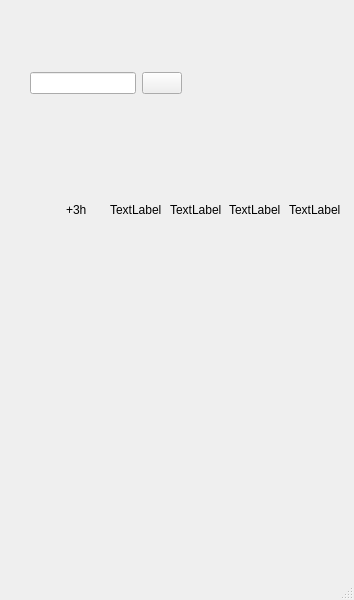
The window that exam/2023_Q4/WeatherApi/mainwindow.ui (pha06ntom/DevPyQt) describes before a commit, drawn with Qt 5.
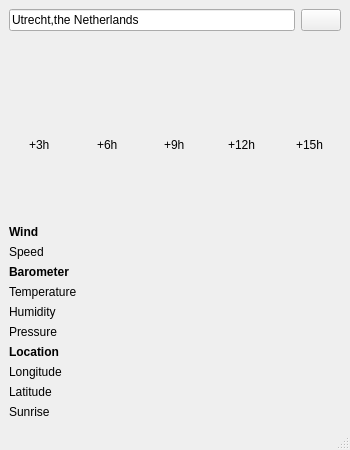
The same window after the commit. Icons and pictures are not drawn.

Commit message: added WeatherAPI app

```diff
--- a/exam/2023_Q4/WeatherApi/mainwindow.ui
+++ b/exam/2023_Q4/WeatherApi/mainwindow.ui
@@ -6,49 +6,109 @@
    <rect>
     <x>0</x>
     <y>0</y>
-    <width>354</width>
-    <height>600</height>
+    <width>350</width>
+    <height>450</height>
    </rect>
   </property>
+  <property name="sizePolicy">
+   <sizepolicy hsizetype="Fixed" vsizetype="Fixed">
+    <horstretch>0</horstretch>
+    <verstretch>0</verstretch>
+   </sizepolicy>
+  </property>
   <property name="windowTitle">
    <string>MainWindow</string>
   </property>
   <widget class="QWidget" name="centralwidget">
-   <widget class="QWidget" name="gridLayoutWidget">
-    <property name="geometry">
-     <rect>
-      <x>50</x>
-      <y>190</y>
-      <width>293</width>
-      <height>111</height>
-     </rect>
-    </property>
+   <layout class="QVBoxLayout" name="verticalLayout">
+    <item>
+     <layout class="QHBoxLayout" name="horizontalLayout">
+      <item>
+       <widget class="QLineEdit" name="lineEdit">
+        <property name="text">
+         <string>Utrecht,the Netherlands</string>
+        </property>
+       </widget>
+      </item>
+      <item>
+       <widget class="QPushButton" name="pushButton">
+        <property name="text">
+         <string/>
+        </property>
+        <property name="icon">
+         <iconset>
+          <normaloff>images/arrow-circle-225.png</normaloff>images/arrow-circle-225.png</iconset>
+        </property>
+       </widget>
+      </item>
+     </layout>
+    </item>
+    <item>
+     <layout class="QHBoxLayout" name="horizontalLayout_2">
+      <item>
+       <widget class="QLabel" name="weatherIcon">
+        <property name="sizePolicy">
+         <sizepolicy hsizetype="Maximum" vsizetype="Preferred">
+          <horstretch>0</horstretch>
+          <verstretch>0</verstretch>
+         </sizepolicy>
+        </property>
+        <property name="minimumSize">
+         <size>
+          <width>20</width>
+          <height>20</height>
+         </size>
+        </property>
+        <property name="maximumSize">
+         <size>
+          <width>20</width>
+          <height>20</height>
+         </size>
+        </property>
+        <property name="text">
+         <string/>
+        </property>
+       </widget>
+      </item>
+      <item>
+       <widget class="QLabel" name="weatherLabel">
+        <property name="text">
+         <string/>
+        </property>
+       </widget>
+      </item>
+     </layout>
+    </item>
+    <item>
     <layout class="QGridLayout" name="gridLayout">
-     <item row="0" column="1">
+      <item row="0" column="1" alignment="Qt::AlignmentFlag::AlignHCenter">
       <widget class="QLabel" name="forecastTime2">
+        <property name="layoutDirection">
+         <enum>Qt::LayoutDirection::LeftToRight</enum>
+        </property>
        <property name="text">
-        <string>TextLabel</string>
+         <string>+6h</string>
        </property>
       </widget>
      </item>
-     <item row="0" column="4">
+      <item row="0" column="4" alignment="Qt::AlignmentFlag::AlignHCenter">
       <widget class="QLabel" name="forecastTime5">
        <property name="text">
-        <string>TextLabel</string>
+         <string>+15h</string>
        </property>
       </widget>
      </item>
-     <item row="0" column="2">
+      <item row="0" column="2" alignment="Qt::AlignmentFlag::AlignHCenter">
       <widget class="QLabel" name="forecastTime3">
        <property name="text">
-        <string>TextLabel</string>
+         <string>+9h</string>
        </property>
       </widget>
      </item>
-     <item row="0" column="3">
+      <item row="0" column="3" alignment="Qt::AlignmentFlag::AlignHCenter">
       <widget class="QLabel" name="forecastTime4">
        <property name="text">
-        <string>TextLabel</string>
+         <string>+12h</string>
        </property>
       </widget>
      </item>
@@ -88,7 +148,7 @@
       </widget>
      </item>
      <item row="2" column="0">
-      <widget class="QLabel" name="label_7">
+       <widget class="QLabel" name="forecastTemp1">
        <property name="text">
         <string/>
        </property>
@@ -120,7 +180,7 @@
       </widget>
      </item>
      <item row="2" column="1">
-      <widget class="QLabel" name="label_9">
+       <widget class="QLabel" name="forecastTemp2">
        <property name="text">
         <string/>
        </property>
@@ -152,7 +212,7 @@
       </widget>
      </item>
      <item row="2" column="2">
-      <widget class="QLabel" name="label_11">
+       <widget class="QLabel" name="forecastTemp3">
        <property name="text">
         <string/>
        </property>
@@ -223,77 +283,152 @@
       </widget>
      </item>
     </layout>
-   </widget>
-   <widget class="QWidget" name="">
-    <property name="geometry">
-     <rect>
-      <x>30</x>
-      <y>70</y>
-      <width>152</width>
-      <height>26</height>
-     </rect>
-    </property>
-    <layout class="QHBoxLayout" name="horizontalLayout">
-     <item>
-      <widget class="QLineEdit" name="lineEdit"/>
-     </item>
-     <item>
-      <widget class="QPushButton" name="pushButton">
+    </item>
+    <item>
+     <layout class="QFormLayout" name="formLayout">
+      <item row="0" column="0">
+       <widget class="QLabel" name="label">
+        <property name="text">
+         <string>&lt;html&gt;&lt;head/&gt;&lt;body&gt;&lt;p&gt;&lt;span style=&quot; font-weight:700;&quot;&gt;Wind&lt;/span&gt;&lt;/p&gt;&lt;/body&gt;&lt;/html&gt;</string>
+        </property>
+       </widget>
+      </item>
+      <item row="9" column="0">
+       <widget class="QLabel" name="label_2">
+        <property name="text">
+         <string>Sunrise</string>
+        </property>
+       </widget>
+      </item>
+      <item row="6" column="0">
+       <widget class="QLabel" name="label_3">
        <property name="text">
+         <string>&lt;html&gt;&lt;head/&gt;&lt;body&gt;&lt;p&gt;&lt;span style=&quot; font-weight:700;&quot;&gt;Location&lt;/span&gt;&lt;/p&gt;&lt;/body&gt;&lt;/html&gt;</string>
+        </property>
+       </widget>
+      </item>
+      <item row="1" column="0">
+       <widget class="QLabel" name="label_4">
+        <property name="text">
+         <string>Speed</string>
+        </property>
+       </widget>
+      </item>
+      <item row="2" column="0">
+       <widget class="QLabel" name="label_5">
+        <property name="text">
+         <string>&lt;html&gt;&lt;head/&gt;&lt;body&gt;&lt;p&gt;&lt;span style=&quot; font-weight:700;&quot;&gt;Barometer&lt;/span&gt;&lt;/p&gt;&lt;/body&gt;&lt;/html&gt;</string>
+        </property>
+       </widget>
+      </item>
+      <item row="3" column="0">
+       <widget class="QLabel" name="label_6">
+        <property name="text">
+         <string>Temperature</string>
+        </property>
+       </widget>
+      </item>
+      <item row="4" column="0">
+       <widget class="QLabel" name="label_7">
+        <property name="text">
+         <string>Humidity</string>
+        </property>
+       </widget>
+      </item>
+      <item row="5" column="0">
+       <widget class="QLabel" name="label_8">
+        <property name="text">
+         <string>Pressure</string>
+        </property>
+       </widget>
+      </item>
+      <item row="7" column="0">
+       <widget class="QLabel" name="label_9">
+        <property name="text">
+         <string>Longitude</string>
+        </property>
+       </widget>
+      </item>
+      <item row="8" column="0">
+       <widget class="QLabel" name="label_10">
+        <property name="text">
+         <string>Latitude</string>
+        </property>
+       </widget>
+      </item>
+      <item row="0" column="1">
+       <widget class="QLabel" name="label_11">
+        <property name="text">
         <string/>
        </property>
-       <property name="icon">
-        <iconset>
-         <normaloff>images/arrow-circle-225.png</normaloff>images/arrow-circle-225.png</iconset>
+       </widget>
+      </item>
+      <item row="1" column="1">
+       <widget class="QLabel" name="windLabel">
+        <property name="text">
+         <string/>
        </property>
       </widget>
      </item>
-    </layout>
-   </widget>
-   <widget class="QWidget" name="">
-    <property name="geometry">
-     <rect>
-      <x>70</x>
-      <y>130</y>
-      <width>121</width>
-      <height>22</height>
-     </rect>
-    </property>
-    <layout class="QHBoxLayout" name="horizontalLayout_2">
-     <item>
-      <widget class="QLabel" name="weatherIcon">
-       <property name="sizePolicy">
-        <sizepolicy hsizetype="Maximum" vsizetype="Preferred">
-         <horstretch>0</horstretch>
-         <verstretch>0</verstretch>
-        </sizepolicy>
-       </property>
-       <property name="minimumSize">
-        <size>
-         <width>20</width>
-         <height>20</height>
-        </size>
-       </property>
-       <property name="maximumSize">
-        <size>
-         <width>20</width>
-         <height>20</height>
-        </size>
-       </property>
+      <item row="9" column="1">
+       <widget class="QLabel" name="sunriseLabel">
+        <property name="text">
+         <string/>
+        </property>
+       </widget>
+      </item>
+      <item row="8" column="1">
+       <widget class="QLabel" name="latitudeLabel">
+        <property name="text">
+         <string/>
+        </property>
+       </widget>
+      </item>
+      <item row="7" column="1">
+       <widget class="QLabel" name="longitudeLabel">
+        <property name="text">
+         <string/>
+        </property>
+       </widget>
+      </item>
+      <item row="6" column="1">
+       <widget class="QLabel" name="label_18">
+        <property name="text">
+         <string/>
+        </property>
+       </widget>
+      </item>
+      <item row="5" column="1">
+       <widget class="QLabel" name="pressureLabel">
+        <property name="text">
+         <string/>
+        </property>
+       </widget>
+      </item>
+      <item row="4" column="1">
+       <widget class="QLabel" name="humidityLabel">
        <property name="text">
         <string/>
        </property>
       </widget>
      </item>
-     <item>
-      <widget class="QLabel" name="weatherLabel">
+      <item row="3" column="1">
+       <widget class="QLabel" name="temperatureLabel">
        <property name="text">
         <string/>
        </property>
       </widget>
      </item>
-    </layout>
-   </widget>
+      <item row="2" column="1">
+       <widget class="QLabel" name="label_20">
+        <property name="text">
+         <string/>
+        </property>
+       </widget>
+      </item>
+     </layout>
+    </item>
+   </layout>
   </widget>
   <widget class="QMenuBar" name="menubar">
    <property name="geometry">
```
Left out of the diff: 8 changed lines with no effect on the pictures. Lines whose indentation alone changed are shown as unchanged. The commit also changes 5 other files.
